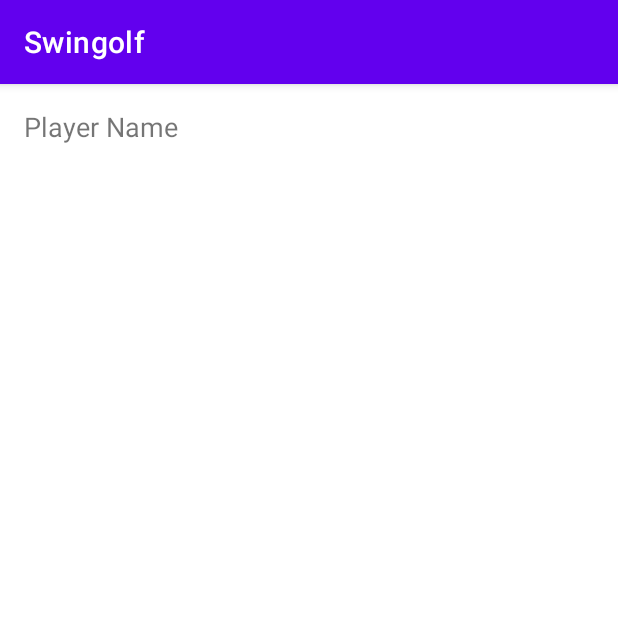
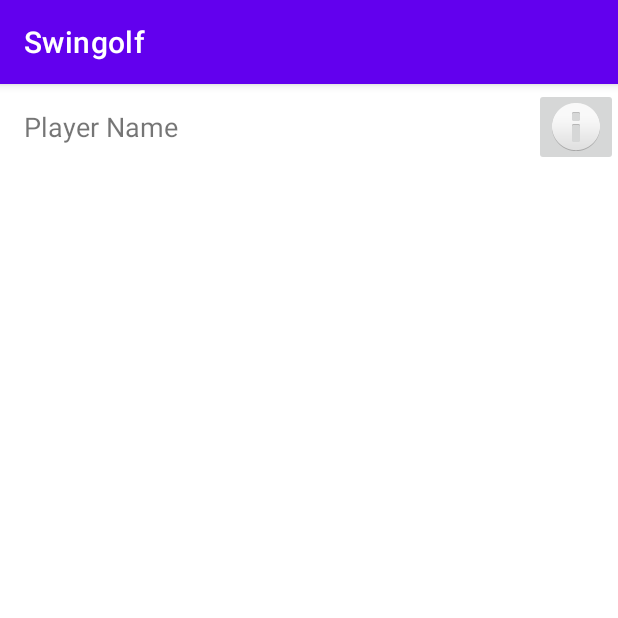
Before and after one commit to Arpad-H/Swingolf, an Android app: the fragment PlayerItemFragment shown on its own in the app's theme, on a phone screen of 412 x 824 dp, the top half of it. Run offline under Robolectric (Android 15) with nearby library versions, the phone set to English and light mode, and no system bars; our stand-ins replace Dagger/Hilt's generated code, Room's generated code; 1 statement that could not run was skipped.

Commit message:
added player edditing

```diff
--- a/app/src/main/java/com/example/swingolf/dataModel/Player.java
+++ b/app/src/main/java/com/example/swingolf/dataModel/Player.java
@@ -3,8 +3,10 @@ package com.example.swingolf.dataModel;
 import androidx.room.Entity;
 import androidx.room.PrimaryKey;
 
+import java.io.Serializable;
+
 @Entity
-public class Player {
+public class Player implements Serializable {
 
     @PrimaryKey(autoGenerate = true)
     public int id = 0;
--- a/app/src/main/java/com/example/swingolf/ui/players/PlayerItemFragment.java
+++ b/app/src/main/java/com/example/swingolf/ui/players/PlayerItemFragment.java
@@ -2,40 +2,88 @@ package com.example.swingolf.ui.players;
 
 import android.os.Bundle;
 import android.view.LayoutInflater;
+import android.view.MenuInflater;
+import android.view.MenuItem;
 import android.view.View;
 import android.view.ViewGroup;
-import android.widget.TextView;
+import android.widget.PopupMenu;
 
 import androidx.annotation.NonNull;
 import androidx.annotation.Nullable;
 import androidx.fragment.app.Fragment;
 
 import com.example.swingolf.R;
+import com.example.swingolf.dataModel.AppDatabase;
+import com.example.swingolf.dataModel.DatabaseModule;
 import com.example.swingolf.dataModel.Player;
+import com.example.swingolf.databinding.FragmentPlayerItemBinding;
 
+import javax.inject.Inject;
+
+import dagger.hilt.android.AndroidEntryPoint;
+
+@AndroidEntryPoint
 public class PlayerItemFragment extends Fragment {
+    private static final String ARG_PLAYER = "player";
+    private Player player;
 
-    private static final String ARG_PLAYER_NAME = "player_name";
+
+    AppDatabase database;
+
+    private FragmentPlayerItemBinding binding;
 
     public static PlayerItemFragment newInstance(Player player) {
         PlayerItemFragment fragment = new PlayerItemFragment();
         Bundle args = new Bundle();
-        args.putString(ARG_PLAYER_NAME, player.name);
+        args.putSerializable(ARG_PLAYER, player);
         fragment.setArguments(args);
         return fragment;
+    }
+
+    @Override
+    public void onCreate(@Nullable Bundle savedInstanceState) {
+        super.onCreate(savedInstanceState);
+        database = DatabaseModule.getInstance(getContext());
+        if (getArguments() != null) {
+            player = (Player) getArguments().getSerializable(ARG_PLAYER);
+        }
     }
 
     @Nullable
     @Override
     public View onCreateView(@NonNull LayoutInflater inflater, @Nullable ViewGroup container, @Nullable Bundle savedInstanceState) {
-        View view = inflater.inflate(R.layout.fragment_player_item, container, false);
-        TextView playerNameTextView = view.findViewById(R.id.playerName);
+        binding = FragmentPlayerItemBinding.inflate(inflater, container, false);
+        binding.playerName.setText(player.name);
+        binding.btnPlayerOptions.setOnClickListener(this::showPopupMenu);
+        return binding.getRoot();
+    }
 
-        if (getArguments() != null) {
-            String playerName = getArguments().getString(ARG_PLAYER_NAME);
-            playerNameTextView.setText(playerName);
+    private void showPopupMenu(View view) {
+        PopupMenu popup = new PopupMenu(getContext(), view);
+        popup.getMenuInflater().inflate(R.menu.player_item_menu, popup.getMenu());
+        popup.setOnMenuItemClickListener(this::onMenuItemClick);
+        popup.show();
+    }
+
+    private boolean onMenuItemClick(MenuItem item) {
+        int itemId = item.getItemId();
+        if (itemId == R.id.menu_edit) {
+            editPlayer();
+            return true;
+        } else if (itemId == R.id.menu_delete) {
+            deletePlayer();
+            return true;
         }
+        return false;
+    }
 
-        return view;
+    private void editPlayer() {
+        EditPlayerDialogFragment editDialog = EditPlayerDialogFragment.newInstance(player);
+        editDialog.show(getParentFragmentManager(), "EditPlayerDialogFragment");
+    }
+
+    private void deletePlayer() {
+        database.playerInDao().delete(player);
+        getParentFragmentManager().setFragmentResult("playerUpdated", new Bundle()); // Changed to "playerUpdated"
     }
 }
--- a/app/src/main/res/layout/fragment_player_item.xml
+++ b/app/src/main/res/layout/fragment_player_item.xml
@@ -1,13 +1,32 @@
 <!-- res/layout/fragment_player_item.xml -->
 <FrameLayout xmlns:android="http://schemas.android.com/apk/res/android"
+    xmlns:app="http://schemas.android.com/apk/res-auto"
     android:layout_width="match_parent"
     android:layout_height="wrap_content">
+
+    <androidx.constraintlayout.widget.ConstraintLayout
+        android:layout_width="match_parent"
+        android:layout_height="match_parent">
 
         <TextView
             android:id="@+id/playerName"
             android:layout_width="wrap_content"
             android:layout_height="wrap_content"
+            android:padding="16dp"
             android:text="@string/player_name"
             android:textSize="18sp"
-        android:padding="16dp"/>
+            app:layout_constraintBottom_toBottomOf="parent"
+            app:layout_constraintStart_toStartOf="parent"
+            app:layout_constraintTop_toTopOf="parent" />
+
+        <ImageButton
+            android:id="@+id/btn_player_options"
+            android:layout_width="wrap_content"
+            android:layout_height="wrap_content"
+            app:layout_constraintBottom_toBottomOf="parent"
+            app:layout_constraintEnd_toEndOf="parent"
+            app:layout_constraintTop_toTopOf="parent"
+            app:srcCompat="@android:drawable/ic_dialog_info" />
+    </androidx.constraintlayout.widget.ConstraintLayout>
+
 </FrameLayout>
--- /dev/null
+++ b/app/src/main/res/menu/player_item_menu.xml
@@ -0,0 +1,9 @@
+<?xml version="1.0" encoding="utf-8"?>
+<menu xmlns:android="http://schemas.android.com/apk/res/android">
+    <item
+        android:id="@+id/menu_edit"
+        android:title="Edit" />
+    <item
+        android:id="@+id/menu_delete"
+        android:title="Delete" />
+</menu>
```
Also changed, not shown: app/src/main/java/com/example/swingolf/ui/players/EditPlayerDialogFragment.java (added, +70 -0 lines), app/src/main/java/com/example/swingolf/ui/players/InputDialogFragment.java (+27 -26 lines), app/src/main/java/com/example/swingolf/ui/players/PlayersListFragment.java (+43 -21 lines), app/src/main/java/com/example/swingolf/ui/players/PlayersListViewModel.java (+1 -6 lines), app/src/main/res/layout/fragment_eddit_player.xml (added, +21 -0 lines). Lines whose indentation alone changed are shown as unchanged.
